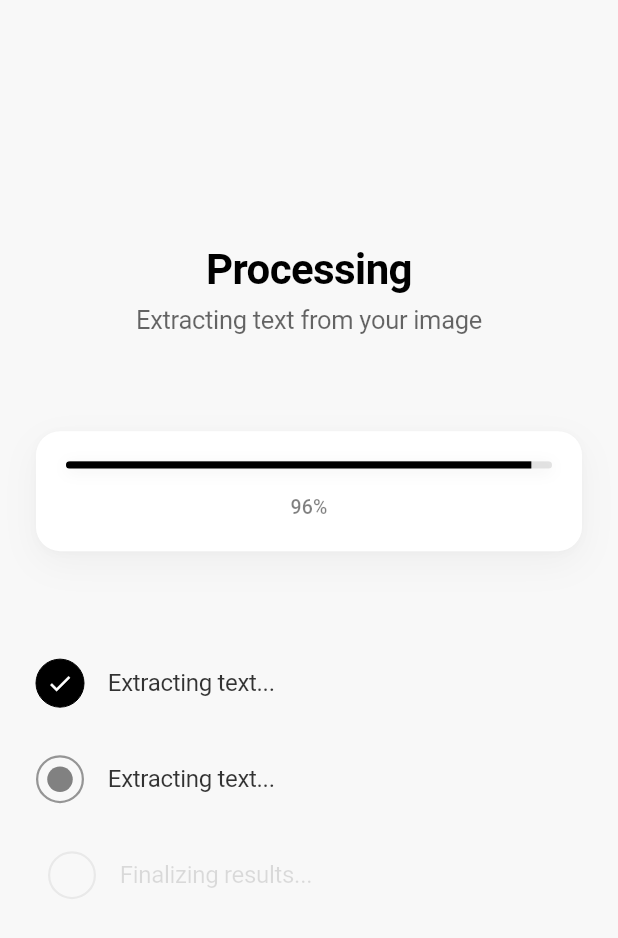
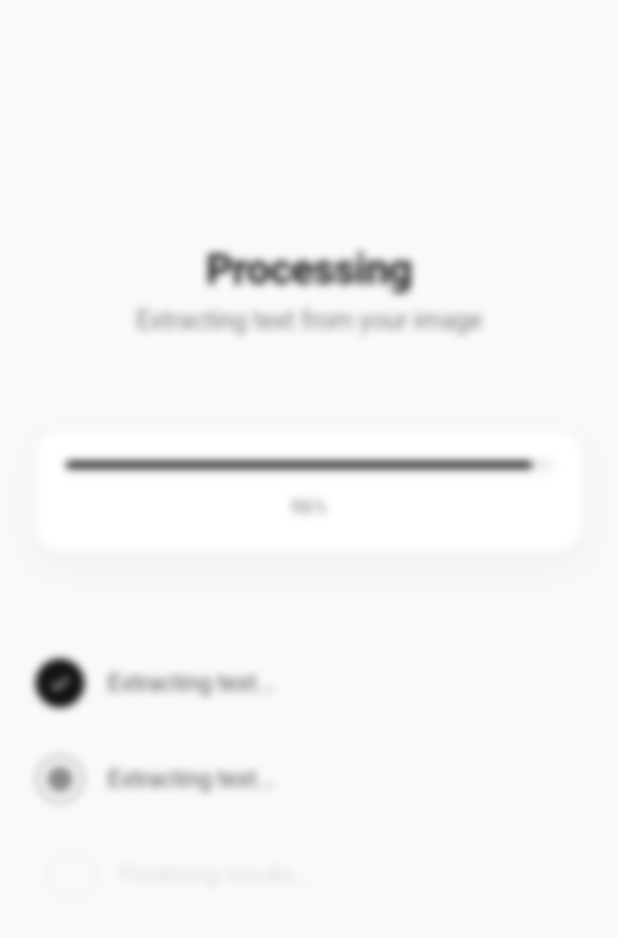
Before and after one commit to RaoAhmadRaza/Card2Sheet, a Flutter app: the ProcessingScreen screen opened directly with empty values, on a phone screen of 412 x 824 dp. Shown: the top 938 px of the screen. Run offline on Flutter 3.47's test engine with Material 3 defaults, Android fonts, the phone set to English and light mode, and no system bars; our stand-ins replace camera, cloud_firestore, csv, file_picker, firebase_core, flutter_dotenv and 7 more; missing offline and left inert: excel, google_mlkit_text_recognition; accounts and stored records are empty; network calls fail.

Commit message:
processing screen

```diff
--- a/lib/src/screens/processing_screen.dart
+++ b/lib/src/screens/processing_screen.dart
@@ -1,6 +1,7 @@
 import 'dart:io';
 import 'dart:ui' as ui;
 import 'package:flutter/material.dart';
+import 'package:flutter/services.dart';
 import 'package:card2sheet/src/services/ocr_service.dart';
 import 'text_result_screen.dart';
 
@@ -122,6 +123,9 @@ class _ProcessingScreenState extends State<ProcessingScreen>
         _currentStep = 1;
       });
 
+      // Light haptic for step completion
+      HapticFeedback.selectionClick();
+
       await Future.delayed(const Duration(milliseconds: 600));
 
       // Step 2: Structuring data (simulate AI processing)
@@ -132,6 +136,9 @@ class _ProcessingScreenState extends State<ProcessingScreen>
         _currentStep = 2;
       });
 
+      // Light haptic for step completion
+      HapticFeedback.selectionClick();
+
       await Future.delayed(const Duration(milliseconds: 600));
 
       // Complete final step
@@ -139,6 +146,9 @@ class _ProcessingScreenState extends State<ProcessingScreen>
         _steps[2] = ProcessingStep('Complete!', true);
         _isCompleting = true;
       });
+
+      // Haptic feedback at 100%
+      HapticFeedback.lightImpact();
 
       // Wait for completion pause
       await Future.delayed(const Duration(milliseconds: 400));
@@ -219,7 +229,24 @@ class _ProcessingScreenState extends State<ProcessingScreen>
                 },
               ),
 
-              // Optional overlay for completion state
+              // Processing blur overlay with subtle animation
+              if (_currentStep >= 0 && !_isCompleting)
+                AnimatedBuilder(
+                  animation: _pulseAnimation,
+                  builder: (context, child) {
+                    return BackdropFilter(
+                      filter: ui.ImageFilter.blur(
+                        sigmaX: 2.5 + (_pulseAnimation.value * 0.5),
+                        sigmaY: 2.5 + (_pulseAnimation.value * 0.5),
+                      ),
+                      child: Container(
+                        color: Colors.white.withOpacity(0.05 + (_pulseAnimation.value * 0.05)),
+                      ),
+                    );
+                  },
+                ),
+
+              // Completion overlay
               if (_isCompleting)
                 Container(
                   color: Colors.black.withOpacity(0.05),
@@ -396,10 +423,11 @@ class _ProcessingScreenState extends State<ProcessingScreen>
                                         shape: BoxShape.circle,
                                       ),
                                       child: isCompleted
-                                          ? const Icon(
-                                              Icons.check,
+                                          ? Icon(
+                                              Icons.check_rounded,
                                               color: Colors.white,
-                                              size: 18,
+                                              size: 16,
+                                              weight: 600,
                                             )
                                           : isActive
                                               ? AnimatedBuilder(
```
